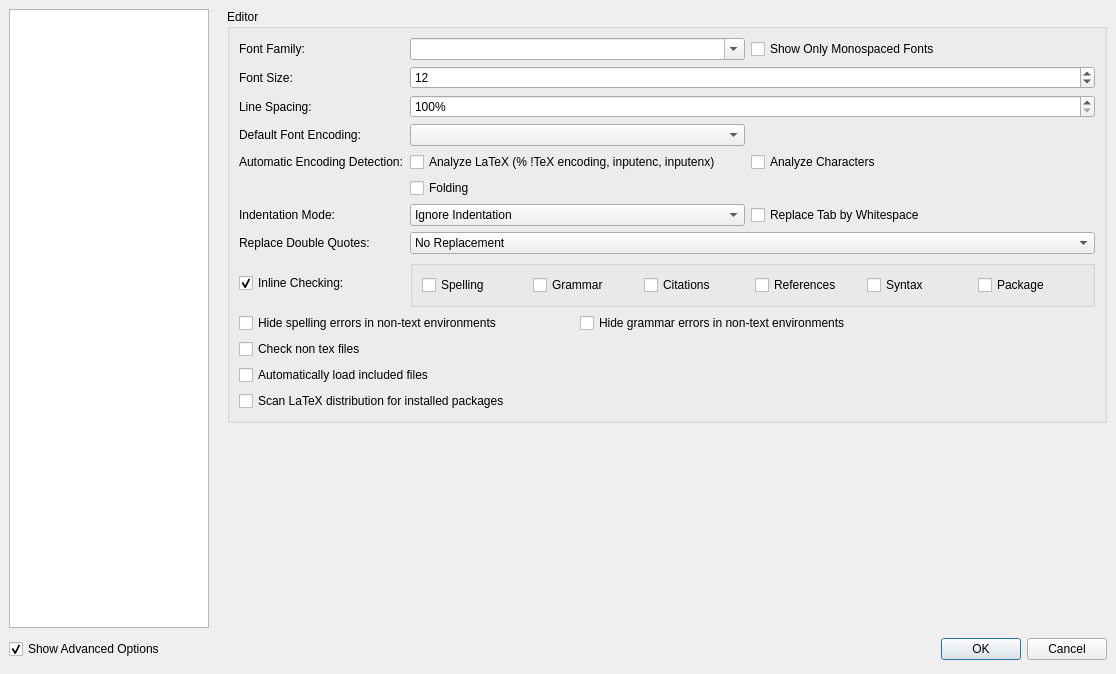
Above: configdialog.ui from texstudio-org/texstudio before the change. Below: the same form after it.
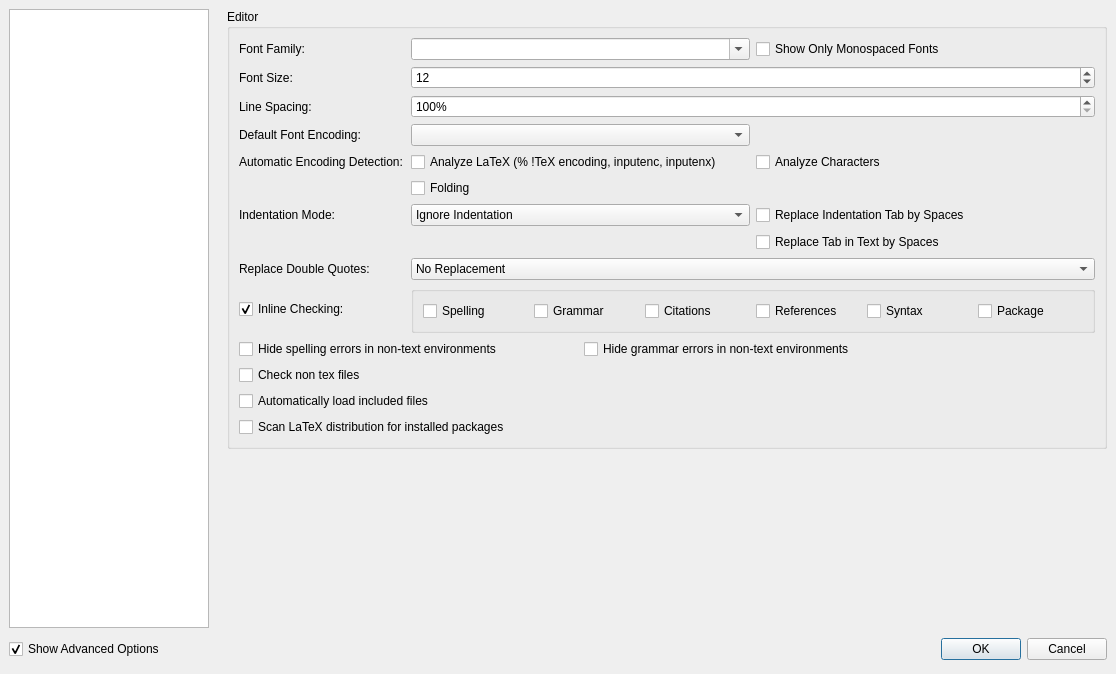
That is the form after the change. The open tabs and pages were chosen to show the change. Icons and pictures are not drawn.

Commit message: add option Editor -> Replace Tabs in Text by Spaces

```diff
--- a/configdialog.ui
+++ b/configdialog.ui
@@ -1660,13 +1660,6 @@
             </item>
            </widget>
           </item>
-          <item row="7" column="3">
-           <widget class="QCheckBox" name="checkBoxReplaceTabByWhitespace">
-            <property name="text">
-             <string>Replace Tab by Whitespace</string>
-            </property>
-           </widget>
-          </item>
           <item row="12" column="0" colspan="2">
            <widget class="QCheckBox" name="checkBoxInlineCheckNonTeXFiles">
             <property name="text">
@@ -1744,6 +1737,20 @@
             </property>
            </widget>
           </item>
+          <item row="7" column="3" colspan="2">
+           <widget class="QCheckBox" name="checkBoxReplaceIndentTabByWhitespace">
+            <property name="text">
+             <string>Replace Indentation Tab by Spaces</string>
+            </property>
+           </widget>
+          </item>
+          <item row="8" column="3" colspan="2">
+           <widget class="QCheckBox" name="checkBoxReplaceTextTabByWhitespace">
+            <property name="text">
+             <string>Replace Tab in Text by Spaces</string>
+            </property>
+           </widget>
+          </item>
          </layout>
         </widget>
        </item>
```
Left out of the diff: 2 changed lines with no effect on the pictures. The commit also changes 9 other files.
